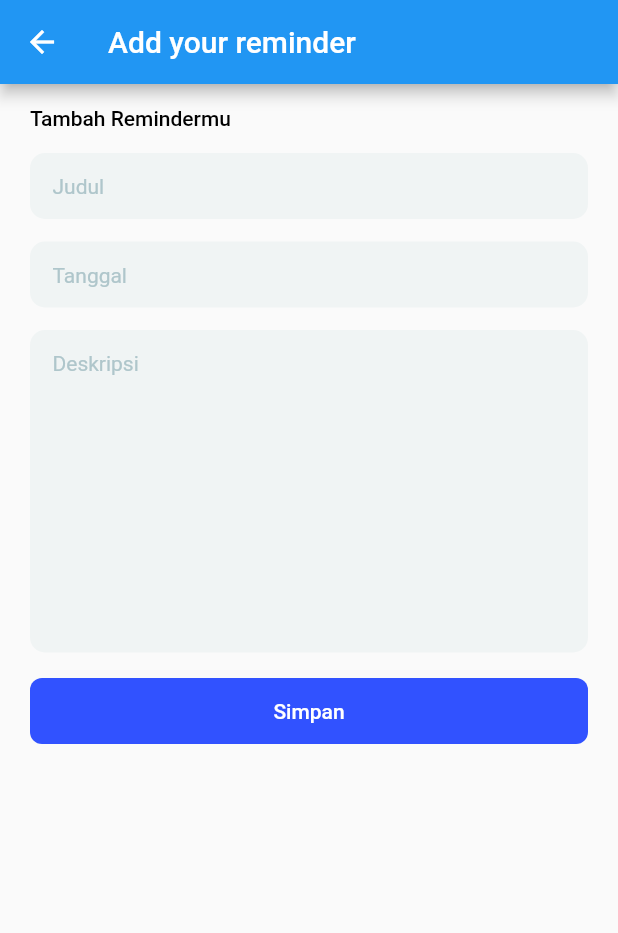
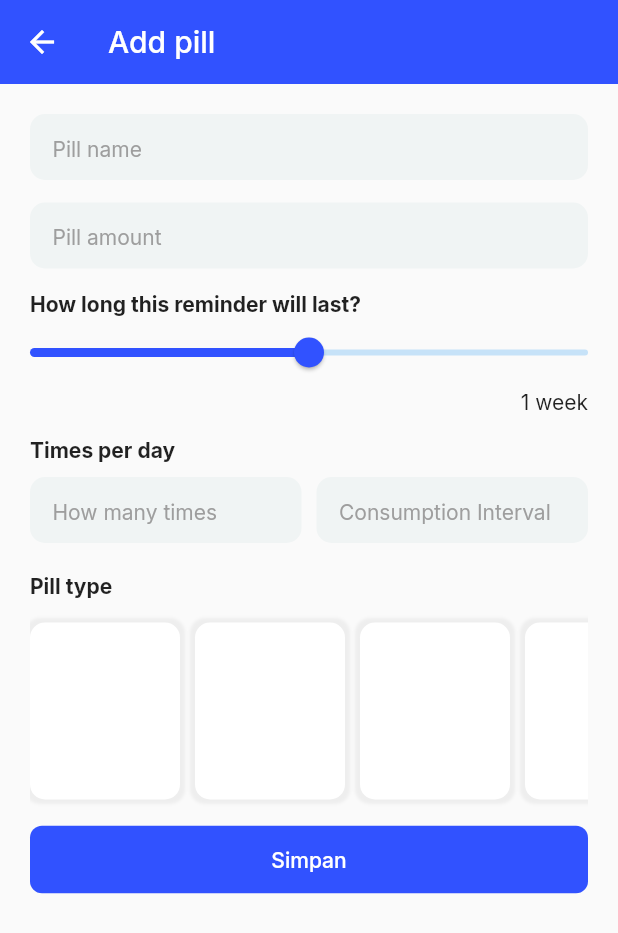
Before and after one commit to AdiatsaPutra/siatma, a Flutter app: the AddReminderPage screen opened by its route, on a phone screen of 412 x 824 dp. Shown: the top 933 px of the screen. Run offline on Flutter 3.47's test engine with Material 2 defaults, Android fonts, the phone set to English and light mode, and no system bars; our stand-ins replace bloc, dartz, flutter_bloc, freezed_annotation, google_fonts, sqflite; accounts and stored records are empty.

Commit message:
added add pill

```diff
--- a/lib/pages/add_reminder_page.dart
+++ b/lib/pages/add_reminder_page.dart
@@ -6,52 +6,114 @@ class AddReminderPage extends StatelessWidget {
   @override
   Widget build(BuildContext context) {
     return Scaffold(
-      appBar: AppBar(title: const Text('Add your reminder')),
+      appBar: AppBar(title: const Text('Add pill')),
       body: Padding(
         padding: const EdgeInsets.symmetric(horizontal: 20),
         child: ListView(
           children: [
-            kMediumVerticalSpacing,
-            const Text(
-              'Tambah Remindermu',
-              style: TextStyle(
-                  fontSize: 14,
-                  fontWeight: FontWeight.w500,
-                  color: Colors.black),
+            kBigVerticalSpacing,
+
+            ///
+            CustomTextField(
+              controller: TextEditingController(),
+              hintText: 'Pill name',
             ),
             kMediumVerticalSpacing,
-            CustomTextField(
-                controller: TextEditingController(), hintText: 'Judul'),
-            kMediumVerticalSpacing,
-            CustomTextField(
-                controller: TextEditingController(), hintText: 'Tanggal'),
-            kMediumVerticalSpacing,
+
+            ///
             CustomTextField(
               controller: TextEditingController(),
-              hintText: 'Deskripsi',
-              maxLines: 10,
+              hintText: 'Pill amount',
             ),
             kMediumVerticalSpacing,
+
+            ///
+            Text('How long this reminder will last?', style: kBodyTextBold),
+            SliderTheme(
+              data: SliderThemeData(
+                thumbColor: kPrimaryColor,
+                overlayColor: kPrimaryBgColor,
+                activeTrackColor: kPrimaryColor,
+                trackShape: SliderCustomTrackShape(),
+              ),
+              child: Slider(
+                value: 50,
+                max: 100,
+                onChanged: (v) {},
+              ),
+            ),
+            const Align(
+              alignment: Alignment.centerRight,
+              child: Text('1 week'),
+            ),
+            kMediumVerticalSpacing,
+
+            ///
+            Text('Times per day', style: kBodyTextBold),
+            kSmallVerticalSpacing,
+            Row(
+              children: [
+                Expanded(
+                  child: CustomTextField(
+                    hintText: 'How many times',
+                    controller: TextEditingController(),
+                  ),
+                ),
+                kSmallHorizontalSpacing,
+                Expanded(
+                  child: CustomTextField(
+                    hintText: 'Consumption Interval',
+                    controller: TextEditingController(),
+                  ),
+                ),
+              ],
+            ),
+            kBigVerticalSpacing,
+
+            ///
+            Text('Pill type', style: kBodyTextBold),
+            SizedBox(
+              height: 150,
+              child: ListView(
+                scrollDirection: Axis.horizontal,
+                children: [
+                  ...List.generate(
+                    5,
+                    (index) => Container(
+                      width: 100,
+                      height: 50,
+                      margin: const EdgeInsets.fromLTRB(0, 16, 10, 16),
+                      decoration: BoxDecoration(
+                          color: Colors.white,
+                          borderRadius: BorderRadius.circular(10),
+                          boxShadow: [
+                            BoxShadow(
+                              blurRadius: 1,
+                              spreadRadius: 3,
+                              color: Colors.grey[200]!,
+                            )
+                          ]),
+                    ),
+                  ),
+                ],
+              ),
+            ),
+
+            ///
             CustomButton(
               child: const Text('Simpan'),
-              onTap: () => showModalBottomSheet(
-                backgroundColor: Colors.transparent,
-                shape: const RoundedRectangleBorder(
-                  borderRadius: BorderRadius.all(
-                    Radius.circular(15.0),
+              onTap: () => showDialog(
+                context: context,
+                barrierDismissible: false,
+                builder: (context) => Dialog(
+                  shape: RoundedRectangleBorder(
+                    borderRadius: BorderRadius.circular(10),
+                  ),
+                  child: const AlertSection(),
                 ),
               ),
-                //  isDismissible: true,
-                context: context,
-                isScrollControlled: true,
-                builder: (context) {
-                  return const FractionallySizedBox(
-                    heightFactor: 0.95,
-                    child: AlertSection(),
-                  );
-                },
             ),
-            )
+            kBigVerticalSpacing,
           ],
         ),
       ),
@@ -64,39 +126,47 @@ class AlertSection extends StatelessWidget {
 
   @override
   Widget build(BuildContext context) {
-    return Scaffold(
-      backgroundColor: Colors.transparent,
-      body: Center(
-        child: Container(
-          width: MediaQuery.of(context).size.width - 120,
-          height: 250,
-          decoration: BoxDecoration(
-              color: Colors.white, borderRadius: BorderRadius.circular(8)),
-          child: Column(
-            mainAxisAlignment: MainAxisAlignment.end,
+    return Column(
+      mainAxisAlignment: MainAxisAlignment.center,
+      mainAxisSize: MainAxisSize.min,
       children: [
         Container(
           padding: const EdgeInsets.all(8.0),
           child: Image.asset(
             'assets/reminder_added.png',
-                  height: 100,
+            height: 200,
           ),
         ),
-              const Text(
+        Text(
           'Reminder Ditambah',
-                style: TextStyle(
-                    fontSize: 20,
-                    fontWeight: FontWeight.normal,
-                    color: Colors.black),
+          style: kBigTextBold,
         ),
         Padding(
           padding: const EdgeInsets.all(10.0),
-                child: CustomButton(child: const Text('Simpan'), onTap: () {}),
+          child: CustomButton(
+            child: const Text('Simpan'),
+            onTap: () {},
+          ),
         )
       ],
-          ),
-        ),
-      ),
     );
   }
 }
+
+class SliderCustomTrackShape extends RoundedRectSliderTrackShape {
+  @override
+  Rect getPreferredRect({
+    required RenderBox parentBox,
+    Offset offset = Offset.zero,
+    required SliderThemeData sliderTheme,
+    bool isEnabled = false,
+    bool isDiscrete = false,
+  }) {
+    final double? trackHeight = sliderTheme.trackHeight;
+    final double trackLeft = offset.dx;
+    final double trackTop =
+        offset.dy + (parentBox.size.height - trackHeight!) / 2;
+    final double trackWidth = parentBox.size.width;
+    return Rect.fromLTWH(trackLeft, trackTop, trackWidth, trackHeight);
+  }
+}
--- a/lib/widgets/custom_text_field.dart
+++ b/lib/widgets/custom_text_field.dart
@@ -35,7 +35,7 @@ class CustomTextField extends StatelessWidget {
             ),
           ),
         ),
-        hintStyle: const TextStyle(color: Color(0xffAFC6CB), fontSize: 14),
+        hintStyle: const TextStyle(color: Colors.grey, fontSize: 14),
         filled: true,
         fillColor: const Color(0xffF0F4F4),
         enabledBorder: const OutlineInputBorder(
--- a/pubspec.yaml
+++ b/pubspec.yaml
@@ -18,6 +18,7 @@ dependencies:
   flutter_bloc: ^8.0.1
   freezed: ^2.0.4
   freezed_annotation: ^2.0.3
+  google_fonts: ^3.0.1
   intl: ^0.17.0
   sqflite: ^2.0.2
 
```
Also changed, not shown: lib/main.dart (+9 -0 lines), pubspec.lock, 1 other file. Lines whose indentation alone changed are shown as unchanged.
